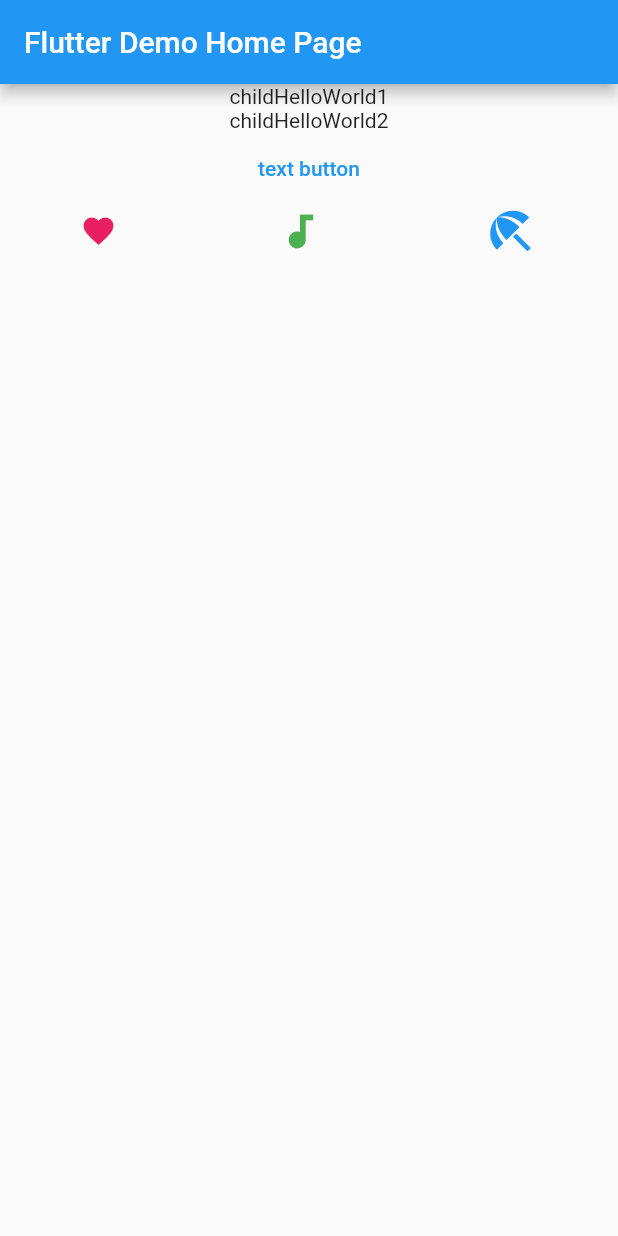
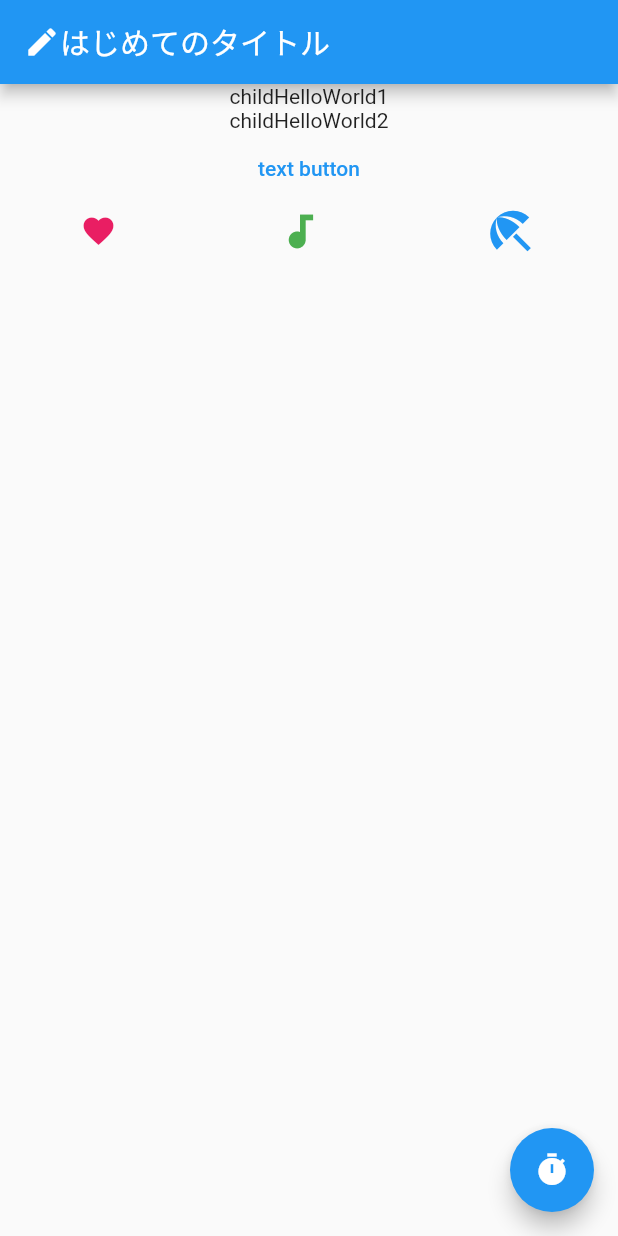
Before and after one commit to hiro21/flutter-helloworld, a Flutter app: the screen it shows after launch, on a phone screen of 412 x 824 dp. Run offline on Flutter 3.47's test engine with Material 2 defaults, Android fonts, the phone set to English and light mode, and no system bars.

Commit message:
add FloatingActionButton

```diff
--- a/lib/main.dart
+++ b/lib/main.dart
@@ -72,7 +72,10 @@ class _MyHomePageState extends State<MyHomePage> {
     // than having to individually change instances of widgets.
     return Scaffold(
       appBar: AppBar(
-        title: Text(widget.title),
+        title: Row(children: const[
+          Icon(Icons.create),
+          Text("はじめてのタイトル")
+        ],)
       ),
       body: Column(children: [
         const Text("childHelloWorld1"),
@@ -102,7 +105,11 @@ class _MyHomePageState extends State<MyHomePage> {
             )
           ],
         )
-      ],)
+      ],),
+      floatingActionButton: FloatingActionButton(
+        onPressed: () => { print("pushed!") },
+        child: const Icon(Icons.timer)
+      ),
     );
   }
 }
```
